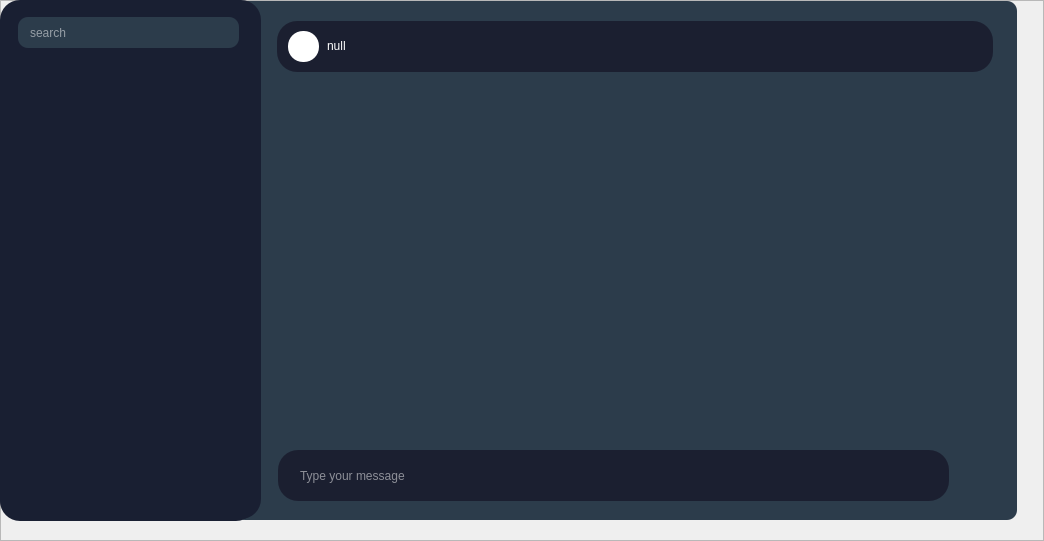
Qt form WardenFort/chatswidget.ui (oncelerr/WardenFort) before a commit.
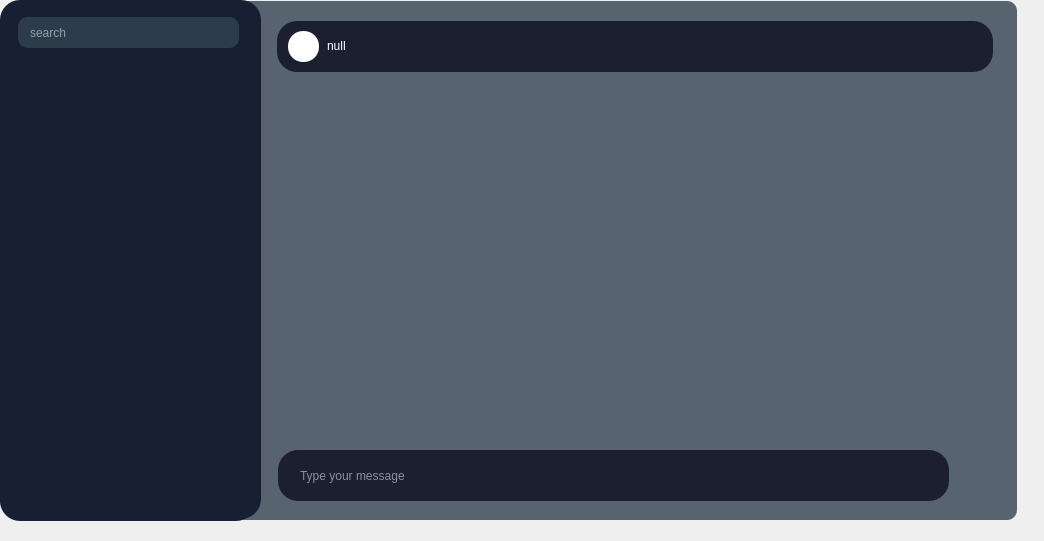
The same form after that commit. Icons and pictures are not drawn.

Diff of the .ui file:
```diff
--- a/WardenFort/chatswidget.ui
+++ b/WardenFort/chatswidget.ui
@@ -28,6 +28,9 @@
    </property>
    <item>
     <widget class="QFrame" name="frame">
+     <property name="styleSheet">
+      <string notr="true">background-color: rgba(255, 255, 255, 0);</string>
+     </property>
      <property name="frameShape">
       <enum>QFrame::StyledPanel</enum>
      </property>
@@ -44,7 +47,7 @@
        </rect>
       </property>
       <property name="styleSheet">
-       <string notr="true">    background-color: rgb(44, 60, 75);
+       <string notr="true">background-color: rgba(44, 60, 75, 200);
 border-radius: 10px;
 </string>
       </property>
@@ -316,6 +319,9 @@
        <property name="layoutDirection">
         <enum>Qt::LeftToRight</enum>
        </property>
+       <property name="styleSheet">
+        <string notr="true">background-color: rgba(44, 60, 75, 0);</string>
+       </property>
        <property name="frameShape">
         <enum>QFrame::StyledPanel</enum>
        </property>
```
